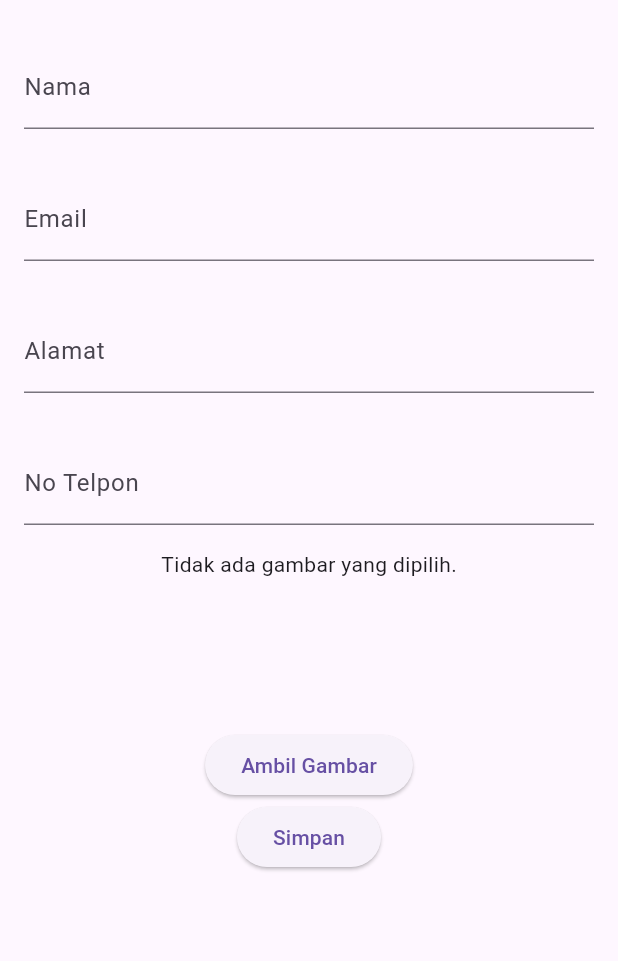
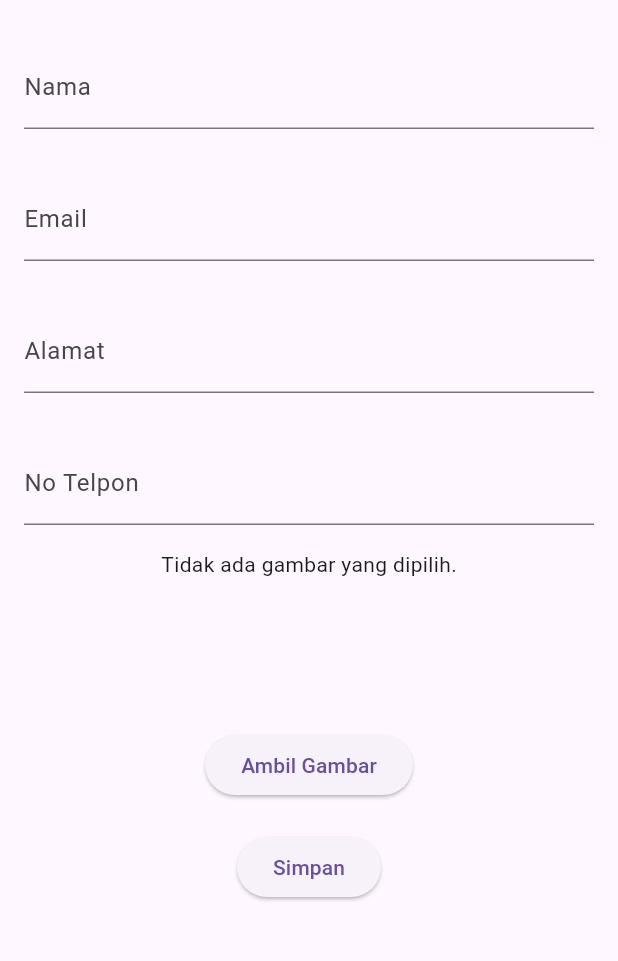
Before and after one commit to SitiMarfungahDwiLestari/PAML_DataKontak, a Flutter app: the screen it shows after launch, after a tap on "Simpan", on a phone screen of 412 x 824 dp, the part 63-1024 px from its top. Run offline on Flutter 3.47's test engine with Material 3 defaults, Android fonts, the phone set to English and light mode, and no system bars; our stand-ins replace image_picker.

```diff
--- a/lib/main.dart
+++ b/lib/main.dart
@@ -1,5 +1,7 @@
 import 'dart:io';
 
+import 'package:data_kontak/controller/kontak_controller.dart';
+import 'package:data_kontak/model/kontak.dart';
 import 'package:flutter/material.dart';
 import 'package:image_picker/image_picker.dart';
 
@@ -103,13 +105,27 @@ class _FormKontakState extends State<FormKontak> {
               ),
               ElevatedButton(
                   onPressed: getImage, child: const Text("Ambil Gambar")),
+              const SizedBox(
+                height: 10,
+              ),
               Container(
+                  margin: const EdgeInsets.all(10),
                   child: ElevatedButton(
                       onPressed: () async {
                         if (_formKey.currentState!.validate()) {
-                          // var result = await KontakController().addPerson(
+                          var result = await KontakController().addPerson(
+                            Kontak(
+                              nama: _namaController.text,
+                              email: _emailController.text,
+                              alamat: _alamatController.text,
+                              noTelepon: _noTelpController.text,
+                              foto: _image!.path,
+                            ),
+                            _image,
+                          );
 
-                          // );
+                          ScaffoldMessenger.of(context).showSnackBar(
+                              SnackBar(content: Text(result['message'])));
                         }
                       },
                       child: const Text("Simpan"))),
```
